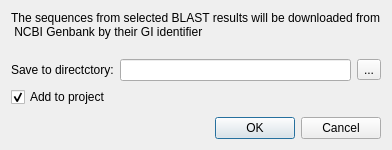
Above: src/plugins/dna_export/src/ui/GetSequenceByIdDialog.ui from violethaze74/ugene before the change. Below: the same form after it.
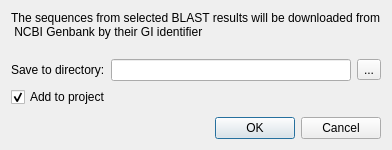
That is the form after the change.

Commit message: Fix typo in download blast result dialog

```diff
--- a/src/plugins/dna_export/src/ui/GetSequenceByIdDialog.ui
+++ b/src/plugins/dna_export/src/ui/GetSequenceByIdDialog.ui
@@ -30,7 +30,7 @@
        <item>
         <widget class="QLabel" name="label">
          <property name="text">
-          <string>Save to directctory:</string>
+          <string>Save to directory:</string>
          </property>
         </widget>
        </item>
```
Left out of the diff: 2 changed lines with no effect on the pictures.
